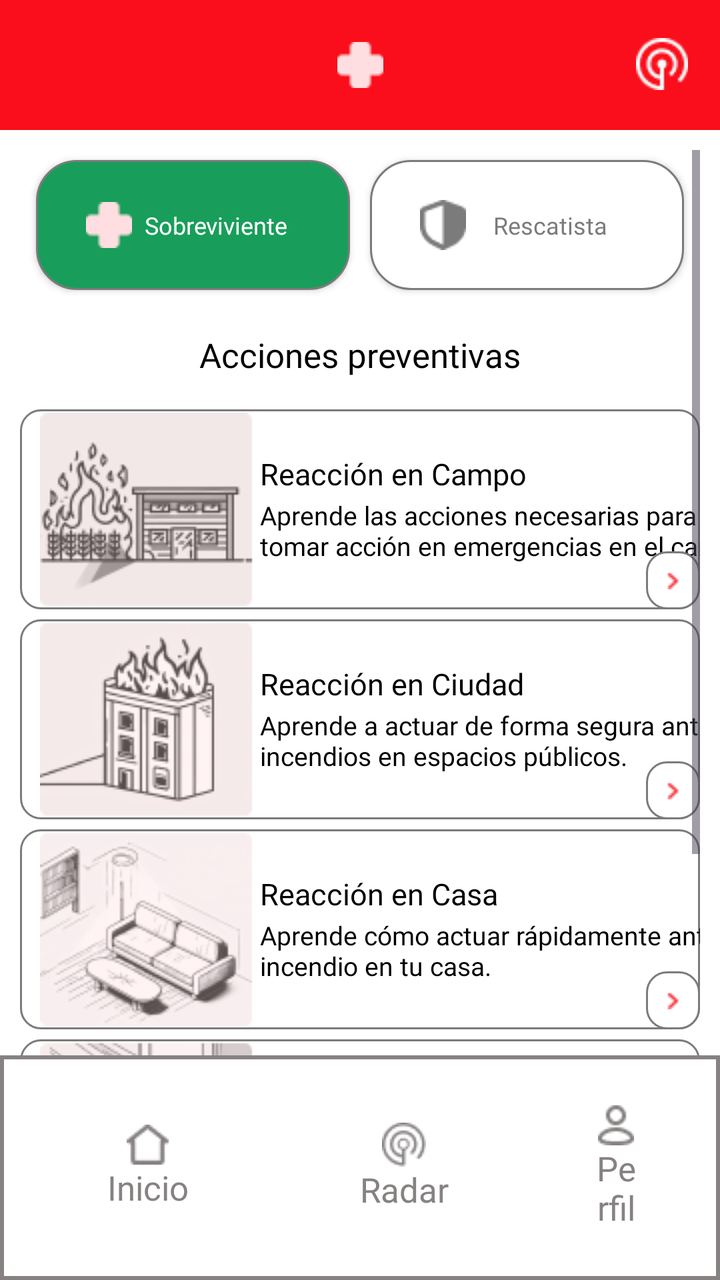
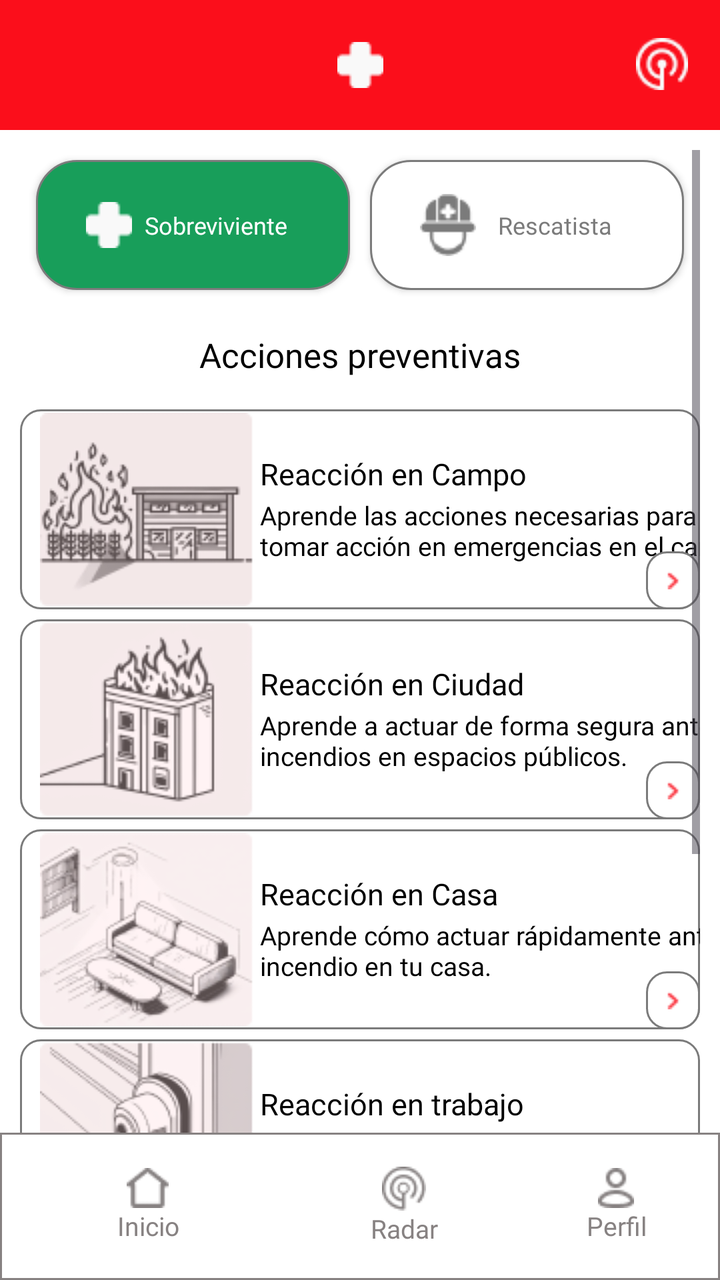

Before-and-after screenshots of an Android layout around one commit, followed by the original layout XML and the change that was made.
<!-- AndroidManifest.xml: application theme Theme.Redscate -->
<!-- res/layout/activity_home.xml -->
<?xml version="1.0" encoding="utf-8"?>
<androidx.constraintlayout.widget.ConstraintLayout xmlns:android="http://schemas.android.com/apk/res/android"
    xmlns:app="http://schemas.android.com/apk/res-auto"
    xmlns:tools="http://schemas.android.com/tools"
    android:id="@+id/main"
    android:layout_width="match_parent"
    android:layout_height="match_parent"
    tools:context=".Home">

    <androidx.constraintlayout.widget.ConstraintLayout
        android:id="@+id/nav"
        android:layout_width="match_parent"
        android:layout_height="match_parent"
        android:background="@color/white"
        app:layout_constraintBottom_toBottomOf="parent"
        app:layout_constraintEnd_toEndOf="parent"
        app:layout_constraintHorizontal_bias="0.0"
        app:layout_constraintStart_toStartOf="parent">

        <include
            android:id="@+id/include_parte_superior"
            layout="@layout/parte_superior"
            android:layout_width="match_parent"
            android:layout_height="65dp"
            app:layout_constraintEnd_toEndOf="parent"
            app:layout_constraintTop_toTopOf="parent" />

        <ScrollView
            android:layout_width="match_parent"
            android:layout_height="wrap_content"
            android:layout_marginTop="65dp"
            android:padding="10dp"
            app:layout_constraintStart_toStartOf="parent"
            app:layout_constraintTop_toTopOf="@id/include_parte_superior">

            <LinearLayout
                android:layout_width="match_parent"
                android:layout_height="wrap_content"
                android:gravity="center_horizontal"
                android:orientation="vertical">

                <LinearLayout
                    android:layout_width="match_parent"
                    android:layout_height="wrap_content"
                    android:gravity="center"
                    android:orientation="horizontal">

                    <androidx.appcompat.widget.AppCompatButton
                        android:id="@+id/button_sobreviviente"
                        style="@style/AppTheme.boton_perfil"
                        android:background="@drawable/rounded_button_verde"
                        android:drawableLeft="@drawable/cruz"
                        android:text="Sobreviviente"
                        android:textColor="@color/white" />

                    <androidx.appcompat.widget.AppCompatButton
                        android:id="@+id/button_rescatista"
                        style="@style/AppTheme.boton_perfil"
                        android:background="@drawable/rounded_button_blanco"
                        android:drawableLeft="@drawable/escudo"
                        android:text="Rescatista"
                        android:textColor="@color/borde_boton_home" />
                </LinearLayout>

                <TextView
                    style="@style/AppTheme.titulo_home"
                    android:text="Acciones preventivas" />

                <androidx.constraintlayout.widget.ConstraintLayout
                    android:id="@+id/button_reaccion_campo"
                    style="@style/AppTheme.constraintlayout_cards"
                    android:layout_marginBottom="5dp">

                    <ImageView
                        style="@style/AppTheme.image_cards"
                        android:src="@drawable/reaccion_campo"
                        app:layout_constraintBottom_toBottomOf="parent"
                        app:layout_constraintStart_toStartOf="parent"
                        app:layout_constraintTop_toTopOf="parent" />

                    <TextView
                        style="@style/AppTheme.title_cards"
                        android:text="Reacción en Campo"
                        app:layout_constraintStart_toStartOf="parent"
                        app:layout_constraintTop_toTopOf="parent" />


                    <TextView
                        style="@style/AppTheme.text_cards"
                        android:text="Aprende las acciones necesarias para tomar acción en emergencias en el campo."
                        app:layout_constraintBottom_toBottomOf="parent"
                        app:layout_constraintStart_toStartOf="parent" />

                    <ImageView
                        style="@style/AppTheme.image2_cards"
                        app:layout_constraintBottom_toBottomOf="parent"
                        app:layout_constraintEnd_toEndOf="parent"
                        app:srcCompat="@drawable/flecha" />
                </androidx.constraintlayout.widget.ConstraintLayout>

                <androidx.constraintlayout.widget.ConstraintLayout
                    android:id="@+id/button_reaccion_ciudad"
                    style="@style/AppTheme.constraintlayout_cards"
                    android:layout_marginBottom="5dp">

                    <ImageView
                        style="@style/AppTheme.image_cards"
                        android:src="@drawable/reaccion_ciudad"
                        app:layout_constraintBottom_toBottomOf="parent"
                        app:layout_constraintStart_toStartOf="parent"
                        app:layout_constraintTop_toTopOf="parent" />

                    <TextView
                        style="@style/AppTheme.title_cards"
                        android:text="Reacción en Ciudad"
                        app:layout_constraintStart_toStartOf="parent"
                        app:layout_constraintTop_toTopOf="parent" />


                    <TextView
                        style="@style/AppTheme.text_cards"
                        android:text="Aprende a actuar de forma segura ante incendios en espacios públicos."
                        app:layout_constraintBottom_toBottomOf="parent"
                        app:layout_constraintStart_toStartOf="parent" />

                    <ImageView
                        style="@style/AppTheme.image2_cards"
                        app:layout_constraintBottom_toBottomOf="parent"
                        app:layout_constraintEnd_toEndOf="parent"
                        app:srcCompat="@drawable/flecha" />
                </androidx.constraintlayout.widget.ConstraintLayout>

                <androidx.constraintlayout.widget.ConstraintLayout
                    android:id="@+id/button_reaccion_casa"
                    style="@style/AppTheme.constraintlayout_cards"
                    android:layout_marginBottom="5dp">

                    <ImageView
                        style="@style/AppTheme.image_cards"
                        android:src="@drawable/reaccion_casa"
                        app:layout_constraintBottom_toBottomOf="parent"
                        app:layout_constraintStart_toStartOf="parent"
                        app:layout_constraintTop_toTopOf="parent" />

                    <TextView
                        style="@style/AppTheme.title_cards"
                        android:text="Reacción en Casa"
                        app:layout_constraintStart_toStartOf="parent"
                        app:layout_constraintTop_toTopOf="parent" />


                    <TextView
                        style="@style/AppTheme.text_cards"
                        android:text="Aprende cómo actuar rápidamente ante un incendio en tu casa."
                        app:layout_constraintBottom_toBottomOf="parent"
                        app:layout_constraintStart_toStartOf="parent" />

                    <ImageView
                        style="@style/AppTheme.image2_cards"
                        app:layout_constraintBottom_toBottomOf="parent"
                        app:layout_constraintEnd_toEndOf="parent"
                        app:srcCompat="@drawable/flecha" />
                </androidx.constraintlayout.widget.ConstraintLayout>

                <androidx.constraintlayout.widget.ConstraintLayout
                    android:id="@+id/button_reaccion_trabajo"
                    style="@style/AppTheme.constraintlayout_cards"
                    android:layout_marginBottom="5dp">

                    <ImageView
                        style="@style/AppTheme.image_cards"
                        android:src="@drawable/reaccion_trabajo"
                        app:layout_constraintBottom_toBottomOf="parent"
                        app:layout_constraintStart_toStartOf="parent"
                        app:layout_constraintTop_toTopOf="parent" />

                    <TextView
                        style="@style/AppTheme.title_cards"
                        android:text="Reacción en trabajo"
                        app:layout_constraintStart_toStartOf="parent"
                        app:layout_constraintTop_toTopOf="parent" />


                    <TextView
                        style="@style/AppTheme.text_cards"
                        android:text="Aprende cómo actuar con un incendio en tu lugar de trabajo."
                        app:layout_constraintBottom_toBottomOf="parent"
                        app:layout_constraintStart_toStartOf="parent" />

                    <ImageView
                        style="@style/AppTheme.image2_cards"
                        app:layout_constraintBottom_toBottomOf="parent"
                        app:layout_constraintEnd_toEndOf="parent"
                        app:srcCompat="@drawable/flecha" />
                </androidx.constraintlayout.widget.ConstraintLayout>


                <TextView
                    style="@style/AppTheme.titulo_home"
                    android:text="Kit de emergencia" />

                <androidx.constraintlayout.widget.ConstraintLayout
                    android:id="@+id/button_kit_emergencia"
                    style="@style/AppTheme.constraintlayout_cards"
                    android:layout_marginBottom="5dp">

                    <ImageView
                        style="@style/AppTheme.image_cards"
                        android:src="@drawable/kit_emergencia"
                        app:layout_constraintBottom_toBottomOf="parent"
                        app:layout_constraintStart_toStartOf="parent"
                        app:layout_constraintTop_toTopOf="parent" />

                    <TextView
                        style="@style/AppTheme.title_cards"
                        android:text="Kit de emergencia"
                        app:layout_constraintStart_toStartOf="parent"
                        app:layout_constraintTop_toTopOf="parent" />


                    <TextView
                        style="@style/AppTheme.text_cards"
                        android:text="Reúne los elementos más importantes para enfrentar un incendio de forma segura"
                        app:layout_constraintBottom_toBottomOf="parent"
                        app:layout_constraintStart_toStartOf="parent" />

                    <ImageView
                        style="@style/AppTheme.image2_cards"
                        app:layout_constraintBottom_toBottomOf="parent"
                        app:layout_constraintEnd_toEndOf="parent"
                        app:srcCompat="@drawable/flecha" />
                </androidx.constraintlayout.widget.ConstraintLayout>

                <LinearLayout
                    android:layout_width="wrap_content"
                    android:layout_height="wrap_content"
                    android:gravity="center_vertical"
                    android:orientation="horizontal">

                    <TextView
                        style="@style/AppTheme.titulo_home"
                        android:layout_marginEnd="5dp"
                        android:text="Guias de aprendizaje" />

                    <ImageView
                        android:layout_width="wrap_content"
                        android:layout_height="wrap_content"
                        android:src="@drawable/escudo" />
                </LinearLayout>

                <androidx.constraintlayout.widget.ConstraintLayout
                    android:id="@+id/button_partes_extintor"
                    style="@style/AppTheme.constraintlayout_cards"
                    android:layout_marginBottom="5dp">

                    <ImageView
                        style="@style/AppTheme.image_cards"
                        android:src="@drawable/extintor"
                        app:layout_constraintBottom_toBottomOf="parent"
                        app:layout_constraintStart_toStartOf="parent"
                        app:layout_constraintTop_toTopOf="parent" />

                    <TextView
                        style="@style/AppTheme.title_cards"
                        android:text="Partes del extintor"
                        app:layout_constraintStart_toStartOf="parent"
                        app:layout_constraintTop_toTopOf="parent" />


                    <TextView
                        style="@style/AppTheme.text_cards"
                        android:text="Aprende a identificar las partes de un extintor para un uso correcto"
                        app:layout_constraintBottom_toBottomOf="parent"
                        app:layout_constraintStart_toStartOf="parent" />

                    <ImageView
                        style="@style/AppTheme.image2_cards"
                        app:layout_constraintBottom_toBottomOf="parent"
                        app:layout_constraintEnd_toEndOf="parent"
                        app:srcCompat="@drawable/flecha" />
                </androidx.constraintlayout.widget.ConstraintLayout>

                <androidx.constraintlayout.widget.ConstraintLayout
                    android:id="@+id/button_tipos_fuego"
                    style="@style/AppTheme.constraintlayout_cards"
                    android:layout_marginBottom="148dp">

                    <ImageView
                        style="@style/AppTheme.image_cards"
                        android:src="@drawable/reaccion_campo"
                        app:layout_constraintBottom_toBottomOf="parent"
                        app:layout_constraintStart_toStartOf="parent"
                        app:layout_constraintTop_toTopOf="parent" />

                    <TextView
                        style="@style/AppTheme.title_cards"
                        android:text="Tipos de fuego"
                        app:layout_constraintStart_toStartOf="parent"
                        app:layout_constraintTop_toTopOf="parent" />


                    <TextView
                        style="@style/AppTheme.text_cards"
                        android:text="Conoce los diferentes tipos de fuego y cómo extinguirlos"
                        app:layout_constraintBottom_toBottomOf="parent"
                        app:layout_constraintStart_toStartOf="parent" />

                    <ImageView
                        style="@style/AppTheme.image2_cards"
                        app:layout_constraintBottom_toBottomOf="parent"
                        app:layout_constraintEnd_toEndOf="parent"
                        app:srcCompat="@drawable/flecha" />
                </androidx.constraintlayout.widget.ConstraintLayout>

            </LinearLayout>

        </ScrollView>

        <include
            android:id="@+id/include_nav_bar"
            layout="@layout/activity_nav_bar"
            android:layout_width="match_parent"
            android:layout_height="wrap_content"
            app:layout_constraintBottom_toBottomOf="parent"
            app:layout_constraintStart_toStartOf="parent" />
    </androidx.constraintlayout.widget.ConstraintLayout>
</androidx.constraintlayout.widget.ConstraintLayout>
<!-- res/layout/parte_superior.xml (included above) -->
<?xml version="1.0" encoding="utf-8"?>
<androidx.constraintlayout.widget.ConstraintLayout xmlns:android="http://schemas.android.com/apk/res/android"
    xmlns:app="http://schemas.android.com/apk/res-auto"
    xmlns:tools="http://schemas.android.com/tools"
    android:layout_width="match_parent"
    android:layout_height="65dp"
    android:background="@color/red">

    <ImageView
        android:id="@+id/imageView3"
        android:layout_width="wrap_content"
        android:layout_height="wrap_content"
        app:layout_constraintBottom_toBottomOf="parent"
        app:layout_constraintEnd_toEndOf="parent"
        app:layout_constraintStart_toStartOf="parent"
        app:layout_constraintTop_toTopOf="parent"
        app:srcCompat="@drawable/cruz" />

    <ImageView
        android:id="@+id/imageView4"
        android:layout_width="wrap_content"
        android:layout_height="wrap_content"
        android:layout_marginEnd="16dp"
        app:layout_constraintBottom_toBottomOf="parent"
        app:layout_constraintEnd_toEndOf="parent"
        app:layout_constraintTop_toTopOf="parent"
        app:layout_constraintVertical_bias="0.487"
        app:srcCompat="@drawable/logo_superior" />
</androidx.constraintlayout.widget.ConstraintLayout>
<!-- res/layout/activity_nav_bar.xml (included above) -->
<?xml version="1.0" encoding="utf-8"?>
<LinearLayout xmlns:android="http://schemas.android.com/apk/res/android"
    xmlns:tools="http://schemas.android.com/tools"
    android:id="@+id/main"
    android:layout_width="match_parent"
    android:layout_height="wrap_content"
    android:background="@drawable/border_navbar"
    android:gravity="center"
    android:orientation="horizontal"
    android:padding="10dp"
    tools:context=".nav_bar">

    <androidx.appcompat.widget.AppCompatButton
        android:id="@+id/button_home"
        style="@style/AppTheme.boton_nav_bar"
        android:drawableTop="@drawable/inicio"
        android:text="Inicio"

        />

    <androidx.appcompat.widget.AppCompatButton
        android:id="@+id/button_radar"
        style="@style/AppTheme.boton_nav_bar"
        android:drawableTop="@drawable/radar"
        android:text="Radar"

        />

    <androidx.appcompat.widget.AppCompatButton
        android:id="@+id/button_perfil"
        style="@style/AppTheme.boton_nav_bar"
        android:drawableTop="@drawable/perfil"
        android:text="Perfil" />

</LinearLayout>
<!-- resources referenced by this layout -->
<resources>
  <color name="borde_boton_home">#7B7B7B</color>
  <color name="red">#fb0e1b</color>
  <color name="white">#FFFFFFFF</color>
  <!-- drawable border_navbar (drawable) -->
  <shape xmlns:android="http://schemas.android.com/apk/res/android">
      
      <solid android:color="@color/white" /> 
  
      
      <stroke
          android:width="2dp"
      android:color="@color/text_color" /> 
  
      
      <corners android:radius="0dp" /> 
  </shape>
  <!-- drawable cruz: png bitmap (drawable, 320 bytes) -->
  <!-- drawable rounded_button_blanco (drawable) -->
  <shape xmlns:android="http://schemas.android.com/apk/res/android">
      
      <solid android:color="@color/white" /> 
  
      
      <stroke
          android:width="1dp"
          android:color="@color/borde_boton_home" /> 
  
      <corners android:radius="20dp" /> 
  </shape>
  <!-- drawable rounded_button_verde (drawable) -->
  <shape xmlns:android="http://schemas.android.com/apk/res/android">
      
      <solid android:color="@color/verde_sobreviviente" /> 
  
      
      <stroke
          android:width="1dp"
          android:color="@color/borde_boton_home" /> 
  
      <corners android:radius="20dp" /> 
  </shape>
  <style name="AppTheme.boton_nav_bar" parent="AppTheme">
          <item name="android:layout_width">wrap_content</item>
          <item name="android:layout_height">wrap_content</item>
          <item name="android:layout_marginHorizontal">20dp</item>
          <item name="android:padding">10dp</item>
          <item name="android:textColor">@color/text_color</item>
          <item name="android:textSize">17dp</item>
          <item name="android:layout_marginVertical">5dp</item>
          <item name="android:background">@color/white</item>
          <item name="android:fontFamily">@font/roboto_regular</item>
          <item name="android:elevation">0dp</item>
          <item name="android:stateListAnimator">@null</item>
      </style>
  <style name="AppTheme.constraintlayout_cards" parent="AppTheme">
          <item name="android:layout_width">match_parent</item>
          <item name="android:layout_height">100dp</item>
          <item name="android:background">@drawable/rounded_button_cards</item>
          <item name="android:orientation">horizontal</item>
      </style>
  <style name="AppTheme.image2_cards" parent="AppTheme">
          <item name="android:layout_width">wrap_content</item>
          <item name="android:layout_height">wrap_content</item>
          <item name="android:background">@drawable/rounded_button_cards</item>
          <item name="android:padding">10dp</item>
      </style>
  <style name="AppTheme.image_cards" parent="AppTheme">
          <item name="android:layout_width">wrap_content</item>
          <item name="android:layout_height">wrap_content</item>
          <item name="android:layout_margin">10dp</item>
      </style>
  <style name="AppTheme.titulo_home" parent="AppTheme">
          <item name="android:layout_width">wrap_content</item>
          <item name="android:layout_height">wrap_content</item>
          <item name="android:fontFamily">@font/roboto_bold</item>
          <item name="android:textSize">17dp</item>
          <item name="android:layout_marginVertical">16dp</item>
          <item name="android:textColor">@color/black</item>
      </style>
  <style name="Theme.Redscate" parent="Base.Theme.Redscate" />
  <color name="text_color">#878282</color>
  <color name="verde_sobreviviente">#189E5A</color>
  <style name="AppTheme" parent="Theme.AppCompat.Light.DarkActionBar">
  
      </style>
  <!-- drawable rounded_button_cards (drawable) -->
  <shape xmlns:android="http://schemas.android.com/apk/res/android">
      
      <solid android:color="@color/white" /> 
  
      
      <stroke
          android:width="1dp"
          android:color="@color/borde_boton_home" /> 
  
      <corners android:radius="10dp" /> 
  </shape>
  <color name="black">#FF000000</color>
  <style name="Base.Theme.Redscate" parent="Theme.Material3.DayNight.NoActionBar">
          
          
      </style>
  <!-- unchanged entries left out for length: 15 -->
</resources>

<!-- the commit's change to res/layout/activity_home.xml (unified diff, before → after) -->
@@ -39,28 +39,10 @@
                 android:gravity="center_horizontal"
                 android:orientation="vertical">
 
-                <LinearLayout
-                    android:layout_width="match_parent"
-                    android:layout_height="wrap_content"
-                    android:gravity="center"
-                    android:orientation="horizontal">
-
-                    <androidx.appcompat.widget.AppCompatButton
-                        android:id="@+id/button_sobreviviente"
-                        style="@style/AppTheme.boton_perfil"
-                        android:background="@drawable/rounded_button_verde"
-                        android:drawableLeft="@drawable/cruz"
-                        android:text="Sobreviviente"
-                        android:textColor="@color/white" />
-
-                    <androidx.appcompat.widget.AppCompatButton
-                        android:id="@+id/button_rescatista"
-                        style="@style/AppTheme.boton_perfil"
-                        android:background="@drawable/rounded_button_blanco"
-                        android:drawableLeft="@drawable/escudo"
-                        android:text="Rescatista"
-                        android:textColor="@color/borde_boton_home" />
-                </LinearLayout>
+                <include
+                    android:id="@+id/include_boton_sobreviviente"
+                    layout="@layout/boton_sobreviviente"
+                    />
 
                 <TextView
                     style="@style/AppTheme.titulo_home"
@@ -76,7 +58,8 @@
                         android:src="@drawable/reaccion_campo"
                         app:layout_constraintBottom_toBottomOf="parent"
                         app:layout_constraintStart_toStartOf="parent"
-                        app:layout_constraintTop_toTopOf="parent" />
+                        app:layout_constraintTop_toTopOf="parent"
+                        />
 
                     <TextView
                         style="@style/AppTheme.title_cards"
@@ -331,30 +314,68 @@
     xmlns:app="http://schemas.android.com/apk/res-auto"
     xmlns:tools="http://schemas.android.com/tools"
     android:layout_width="match_parent"
-    android:layout_height="65dp"
-    android:background="@color/red">
-
-    <ImageView
-        android:id="@+id/imageView3"
-        android:layout_width="wrap_content"
+    android:layout_height="match_parent">
+
+    <androidx.constraintlayout.widget.ConstraintLayout
+        android:id="@+id/constraintLayout"
+        android:layout_width="match_parent"
+        android:layout_height="65dp"
+        android:background="@color/red"
+        app:layout_constraintStart_toStartOf="parent"
+        app:layout_constraintTop_toTopOf="parent">
+
+
+        <ImageView
+            android:id="@+id/imageView3"
+            android:layout_width="wrap_content"
+            android:layout_height="wrap_content"
+            app:layout_constraintBottom_toBottomOf="parent"
+            app:layout_constraintEnd_toEndOf="parent"
+            app:layout_constraintStart_toStartOf="parent"
+            app:layout_constraintTop_toTopOf="parent"
+            app:srcCompat="@drawable/cruz_blanca" />
+
+        <ImageView
+            android:id="@+id/imageView4"
+            android:layout_width="wrap_content"
+            android:layout_height="wrap_content"
+            android:layout_marginEnd="16dp"
+            app:layout_constraintBottom_toBottomOf="parent"
+            app:layout_constraintEnd_toEndOf="parent"
+            app:layout_constraintTop_toTopOf="parent"
+            app:layout_constraintVertical_bias="0.487"
+            app:srcCompat="@drawable/logo_superior" />
+    </androidx.constraintlayout.widget.ConstraintLayout>
+</androidx.constraintlayout.widget.ConstraintLayout>
+<!-- res/layout/boton_sobreviviente.xml (included above) -->
+<?xml version="1.0" encoding="utf-8"?>
+<LinearLayout
+    xmlns:android="http://schemas.android.com/apk/res/android"
+    android:layout_width="match_parent"
+    android:layout_height="match_parent">
+    <LinearLayout
+        android:layout_width="match_parent"
         android:layout_height="wrap_content"
-        app:layout_constraintBottom_toBottomOf="parent"
-        app:layout_constraintEnd_toEndOf="parent"
-        app:layout_constraintStart_toStartOf="parent"
-        app:layout_constraintTop_toTopOf="parent"
-        app:srcCompat="@drawable/cruz" />
-
-    <ImageView
-        android:id="@+id/imageView4"
-        android:layout_width="wrap_content"
-        android:layout_height="wrap_content"
-        android:layout_marginEnd="16dp"
-        app:layout_constraintBottom_toBottomOf="parent"
-        app:layout_constraintEnd_toEndOf="parent"
-        app:layout_constraintTop_toTopOf="parent"
-        app:layout_constraintVertical_bias="0.487"
-        app:srcCompat="@drawable/logo_superior" />
-</androidx.constraintlayout.widget.ConstraintLayout>
+        android:gravity="center"
+        android:orientation="horizontal">
+
+        <androidx.appcompat.widget.AppCompatButton
+            android:id="@+id/button_sobreviviente"
+            style="@style/AppTheme.boton_perfil"
+            android:background="@drawable/rounded_button_verde"
+            android:drawableLeft="@drawable/cruz_blanca"
+            android:text="Sobreviviente"
+            android:textColor="@color/white" />
+
+        <androidx.appcompat.widget.AppCompatButton
+            android:id="@+id/button_rescatista"
+            style="@style/AppTheme.boton_perfil"
+            android:background="@drawable/rounded_button_blanco"
+            android:drawableLeft="@drawable/rescatista_gris"
+            android:text="Rescatista"
+            android:textColor="@color/borde_boton_home" />
+    </LinearLayout>
+</LinearLayout>
 <!-- res/layout/activity_nav_bar.xml (included above) -->
 <?xml version="1.0" encoding="utf-8"?>
 <LinearLayout xmlns:android="http://schemas.android.com/apk/res/android"
<!-- resource entries referenced after the edit -->
@@ -10,13 +10,14 @@
   
       
       <stroke
-          android:width="2dp"
+          android:width="1dp"
       android:color="@color/text_color" /> 
   
       
       <corners android:radius="0dp" /> 
   </shape>
-  <!-- drawable cruz: png bitmap (drawable, 320 bytes) -->
+  <!-- drawable cruz_blanca: png bitmap (drawable, 297 bytes) -->
+  <!-- drawable rescatista_gris: png bitmap (drawable, 812 bytes) -->
   <!-- drawable rounded_button_blanco (drawable) -->
   <shape xmlns:android="http://schemas.android.com/apk/res/android">
       
@@ -45,10 +46,10 @@
           <item name="android:layout_width">wrap_content</item>
           <item name="android:layout_height">wrap_content</item>
           <item name="android:layout_marginHorizontal">20dp</item>
-          <item name="android:padding">10dp</item>
+          <item name="android:padding">5dp</item>
           <item name="android:textColor">@color/text_color</item>
-          <item name="android:textSize">17dp</item>
-          <item name="android:layout_marginVertical">5dp</item>
+          <item name="android:textSize">13dp</item>
+          <item name="android:layout_marginVertical">2dp</item>
           <item name="android:background">@color/white</item>
           <item name="android:fontFamily">@font/roboto_regular</item>
           <item name="android:elevation">0dp</item>
